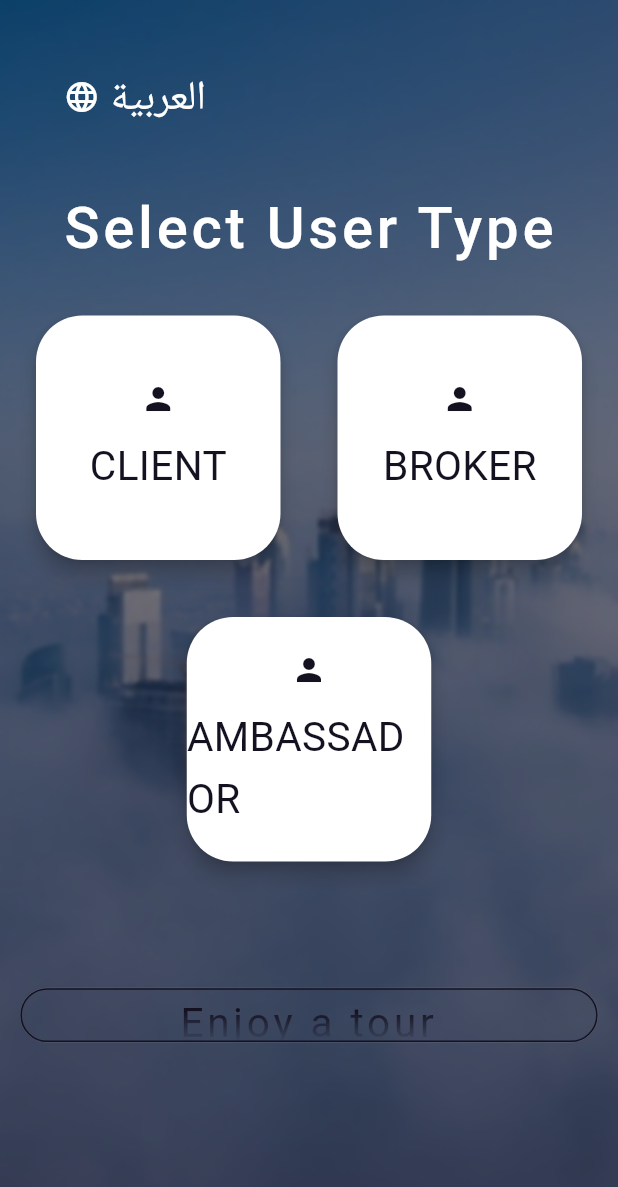
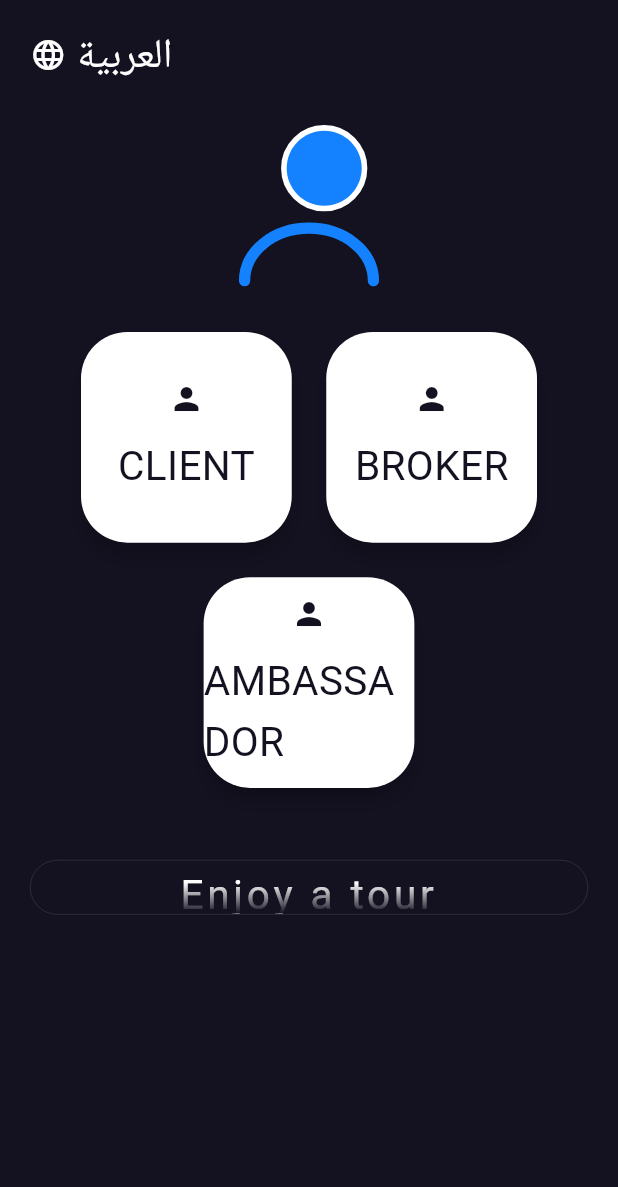
Before and after one commit to AhmedAbdEllatiif/remax_mapstate, a Flutter app: the screen it shows after launch, on a phone screen of 412 x 824 dp. Shown: the top 1187 px of the screen. Run offline on Flutter 3.47's test engine with Material 2 defaults, Android fonts, the light colour scheme and no system bars; our stand-ins replace bloc, cached_network_image, dartz, dots_indicator, equatable, flutter_bloc and 11 more; accounts and stored records are empty; Roboto replaces fonts that are missing (Cairo).

Commit message:
Choose user animation added

```diff
--- a/lib/common/constants/assets_constants.dart
+++ b/lib/common/constants/assets_constants.dart
@@ -26,4 +26,5 @@ class AssetsConstants{
   static const String waitingAnimation = "${_jsonPath}waiting.json";
   static const String otpLotti = "${_jsonPath}otp.json";
   static const String phoneNumLotti = "${_jsonPath}phone_number_animation.json";
+  static const String chooseUserLotti = "${_jsonPath}choose_user_animation.json";
 }
--- /dev/null
+++ b/lib/presentation/journeys/start_app/choose_user_type/choose_user_animation.dart
@@ -0,0 +1,14 @@
+import 'package:flutter/material.dart';
+import 'package:lottie/lottie.dart';
+
+import '../../../../../common/constants/assets_constants.dart';
+
+class ChooseUserAnimation extends StatelessWidget {
+  const ChooseUserAnimation({Key? key}) : super(key: key);
+
+  @override
+  Widget build(BuildContext context) => Lottie.asset(
+    AssetsConstants.chooseUserLotti,
+    frameRate: FrameRate.max,
+  );
+}
--- a/lib/presentation/journeys/start_app/choose_user_type/choose_user_list_widget.dart
+++ b/lib/presentation/journeys/start_app/choose_user_type/choose_user_list_widget.dart
@@ -8,8 +8,8 @@ class ChooseUserListWidget extends StatelessWidget {
 
    ChooseUserListWidget({Key? key}) : super(key: key);
 
-  final double runSpacing = 30;
-  final double spacing = 30;
+  final double runSpacing = 15;
+  final double spacing = 15;
   final int listSize = 3;
   final columns = 2;
 
@@ -32,8 +32,8 @@ class ChooseUserListWidget extends StatelessWidget {
                 (index) {
               return SizedBox(
                 //margin: EdgeInsets.symmetric(horizontal: 2),
-                width: w - 20,
-                height: w - 20,
+                width: w - 50,
+                height: w - 50,
                 //color: Colors.green[200],
                 child: UserTypeCard(
                   currentUserEntity: CurrentUserEntity(
--- a/lib/presentation/journeys/start_app/choose_user_type/choose_user_screen.dart
+++ b/lib/presentation/journeys/start_app/choose_user_type/choose_user_screen.dart
@@ -5,6 +5,7 @@ import 'package:remax_mapstate/common/constants/assets_constants.dart';
 import 'package:remax_mapstate/common/constants/translate_constatns.dart';
 import 'package:remax_mapstate/common/extensions/size_extensions.dart';
 import 'package:remax_mapstate/common/extensions/string_extensions.dart';
+import 'package:remax_mapstate/presentation/journeys/start_app/choose_user_type/choose_user_animation.dart';
 import 'package:remax_mapstate/presentation/journeys/start_app/choose_user_type/take_a_tour_button.dart';
 import 'package:remax_mapstate/presentation/journeys/start_app/choose_user_type/toggle_language_widget.dart';
 import 'package:remax_mapstate/presentation/themes/theme_color.dart';
@@ -19,50 +20,41 @@ class ChooseUserScreen extends StatelessWidget {
 
   @override
   Widget build(BuildContext context) {
-    return Scaffold(
-      body: Stack(
-        fit: StackFit.expand,
+    return SafeArea(
+      child: Scaffold(
+        body: SingleChildScrollView(
+          physics: const BouncingScrollPhysics(),
+          child: Container(
+            padding: EdgeInsets.symmetric(vertical: Sizes.dimen_8.h,horizontal: Sizes.dimen_10.h ),
+            child: Column(
+              mainAxisAlignment: MainAxisAlignment.center,
               children: [
-          /// background fullImage
-          Image.asset(
-            AssetsConstants.city,
-            fit: BoxFit.cover,
+
+                /// toggle language
+                Row(
+                  mainAxisAlignment: MainAxisAlignment.start,
+                  children: const [
+                    ToggleLanguageWidget(),
+                  ],
                 ),
 
-          /// filter on image
-          BackdropFilter(
-            filter: ImageFilter.blur(
-              sigmaX: 1.5,
-              sigmaY: 1.5,
-            ),
-            child: Container(
+                /// Lottie animation
+                Container(
                   width: ScreenUtil.screenWidth,
-              height: 1,
-              color: AppColor.fadeVulcan,
-            ),
+                  height: ScreenUtil.screenHeight * 0.20,
+                  margin: EdgeInsets.only(top:Sizes.dimen_10.h ),
+                  child: const ChooseUserAnimation(),
                 ),
 
-          /// toggle language
-          const ToggleLanguageWidget(positionSpaces: Sizes.dimen_22),
-
-          Column(
-            mainAxisAlignment: MainAxisAlignment.center,
-            children: [
-              /// text select userType
-              Container(
-                margin: EdgeInsets.only(bottom: Sizes.dimen_16.h),
-                child: Text(
-                  TranslateConstants.selectUserType.t(context),
-                  style: Theme.of(context).textTheme.whiteSpacingHeadLine6,
-                ),
-              ),
 
                 /// list of userTypes
-              ChooseUserListWidget(),
+                Container(
+                    margin: EdgeInsets.only(top: Sizes.dimen_10.h),
+                    child: ChooseUserListWidget()),
 
                 /// button take a tour
                 Container(
-                margin: EdgeInsets.only(top: Sizes.dimen_40.h),
+                  margin: EdgeInsets.only(top: Sizes.dimen_22.h),
                   height: Sizes.dimen_18.h,
                   width: ScreenUtil.screenWidth * 0.5 - 15,
                   decoration: BoxDecoration(
@@ -73,7 +65,8 @@ class ChooseUserScreen extends StatelessWidget {
                 ),
               ],
             ),
-        ],
+          ),
+        ),
       ),
     );
   }
--- a/lib/presentation/journeys/start_app/choose_user_type/take_a_tour_button.dart
+++ b/lib/presentation/journeys/start_app/choose_user_type/take_a_tour_button.dart
@@ -22,14 +22,14 @@ class TakeATourButton extends StatelessWidget {
         await _updateCurrentUser(context);
         _navigateToMainScreen(context);
       },
-      style: ButtonStyle(
+      /*style: ButtonStyle(
         shape: MaterialStateProperty.all(
           RoundedRectangleBorder(
             side: const BorderSide(width: 1, color: AppColor.vulcan) ,
             borderRadius: BorderRadius.circular(Sizes.dimen_16.w),
           ),
         ),
-      ),
+      ),*/
       child: Text(
         TranslateConstants.enjoyATour.t(context),
         maxLines: 1,
--- a/lib/presentation/journeys/start_app/choose_user_type/toggle_language_widget.dart
+++ b/lib/presentation/journeys/start_app/choose_user_type/toggle_language_widget.dart
@@ -9,19 +9,14 @@ import '../../../cubit/language/language_cubit.dart';
 
 class ToggleLanguageWidget extends StatelessWidget {
 
-  final double positionSpaces;
 
-  const ToggleLanguageWidget({Key? key,required this.positionSpaces}) : super(key: key);
+  const ToggleLanguageWidget({Key? key}) : super(key: key);
 
   @override
   Widget build(BuildContext context) {
     return   BlocBuilder<LanguageCubit, Locale>(
       builder: (context, state) {
-        return Positioned(
-            top:  positionSpaces.h,
-            right: isEnglishLanguage(state.languageCode) ? 0.0 : positionSpaces.w,
-            left: isEnglishLanguage(state.languageCode) ? positionSpaces.w : 0.0,
-            child: GestureDetector(
+        return GestureDetector(
           onTap: () => toggleLanguage(
             context: context,
             currentLanguage: state.languageCode,
@@ -38,7 +33,7 @@ class ToggleLanguageWidget extends StatelessWidget {
               )}")
             ],
           ),
-            ));
+        );
       },
     );
   }
--- a/lib/presentation/themes/theme_text.dart
+++ b/lib/presentation/themes/theme_text.dart
@@ -69,7 +69,7 @@ extension ThemeTextExtension on TextTheme {
 
 
   TextStyle get takeATourText => subtitle1!.copyWith(
-        color: AppColor.vulcan,
+        color: Colors.white,
         letterSpacing: 2.5,
         fontSize: Sizes.dimen_14.sp,
         overflow: TextOverflow.fade,
```
Also changed, not shown: assets/json/choose_user_animation.json (added, +1 -0 lines). Lines whose indentation alone changed are shown as unchanged.
